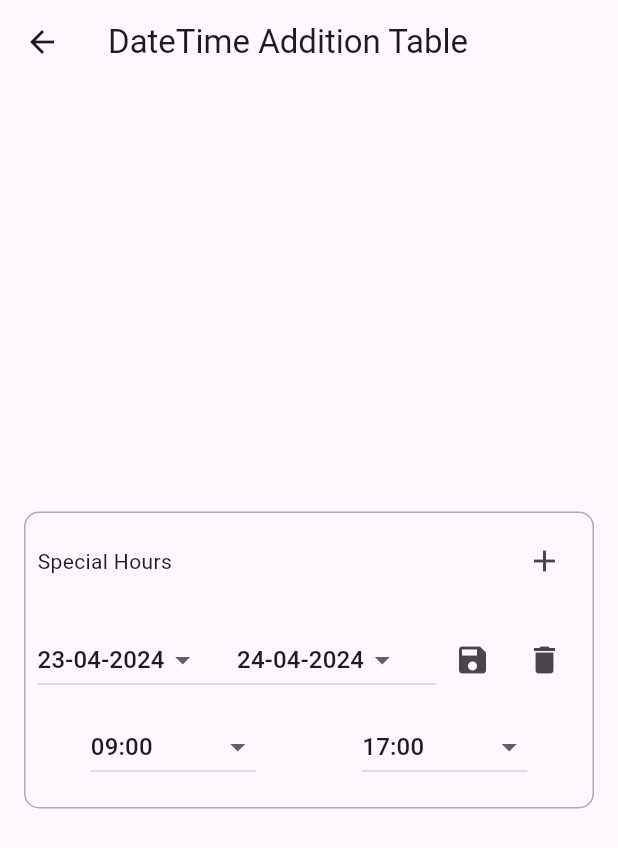
After one commit to Idanmal8/animation_repo_flutter, a Flutter app: the DateTimeAdditionTableScreen screen opened directly, after a tap on the "add" icon, after a tap on the "save" icon, after a tap on the "edit" icon, on a phone screen of 412 x 824 dp. The commit adds this screen. Shown: the top 848 px of the screen. Run offline on Flutter 3.47's test engine with Material 3 defaults, Android fonts, the light colour scheme and no system bars; our stand-ins replace flutter_card_swiper.

Commit message:
added datetime mixin practice

```diff
--- a/animation_samples/lib/app.dart
+++ b/animation_samples/lib/app.dart
@@ -57,6 +57,14 @@ class MyApp extends StatelessWidget {
                           controller.navigateEnumDesignsScreen(context),
                         },
                       ),
+                    ),
+                    Card(
+                      child: ListTile(
+                        title: const Text('date time table'),
+                        onTap: () => {
+                          controller.navigateDateTimeTableScreen(context),
+                        },
+                      ),
                     )
                   ],
                 ),
--- a/animation_samples/lib/controller/home_screen_controller.dart
+++ b/animation_samples/lib/controller/home_screen_controller.dart
@@ -1,3 +1,4 @@
+import 'package:animation_samples/date_time_addition_table/date_time_addition_table.dart';
 import 'package:animation_samples/enum_designs/enum_design.dart';
 import 'package:animation_samples/half_circle_fill_precentege_screen/half_screen_precentege_fill_screen.dart';
 import 'package:animation_samples/scale_square_animation/scale_square_animation_screen.dart';
@@ -29,5 +30,11 @@ class HomeScreenController extends ChangeNotifier {
           builder: (context) => const EnumDesigns()),
     );
   }
+  Future<void> navigateDateTimeTableScreen(BuildContext context) async {
+    await Navigator.of(context).push(
+      MaterialPageRoute(
+          builder: (context) => const DateTimeAdditionTableScreen()),
+    );
+  }
 
 }
--- /dev/null
+++ b/animation_samples/lib/date_time_addition_table/controller/date_time_addition_table_controller.dart
@@ -0,0 +1,123 @@
+import 'package:animation_samples/date_time_addition_table/util/date_time_mixin.dart';
+import 'package:animation_samples/model/special_hours.dart';
+import 'package:intl/intl.dart';
+import 'package:flutter/material.dart';
+
+class DateTimeAdditionTableController extends ChangeNotifier with DateTimeForm {
+  final List<SpecialHours> _specialHours = [];
+  int _incrementId = 0;
+  bool _isLoading = false;
+  String _selectedFromDate = '-';
+  String _selectedToDate = '-';
+  String _selectedFromTime = '-';
+  String _selectedToTime = '-';
+
+  bool get isLoading => _isLoading;
+  List<SpecialHours> get specialHours => _specialHours;
+  String get selectedFromDate => _selectedFromDate;
+  String get selectedToDate => _selectedToDate;
+  String get selectedFromTime => _selectedFromTime;
+  String get selectedToTime => _selectedToTime;
+
+  set selectedFromDate(String value) {
+    _selectedFromDate = value;
+    notifyListeners();
+  }
+
+  set selectedToDate(String value) {
+    _selectedToDate = value;
+    notifyListeners();
+  }
+
+  set selectedFromTime(String value) {
+    _selectedFromTime = value;
+    notifyListeners();
+  }
+
+  set selectedToTime(String value) {
+    _selectedToTime = value;
+    notifyListeners();
+  }
+
+  void addSpecialHours() {
+    _isLoading = true;
+    notifyListeners();
+
+    SpecialHours newSpecialHours = SpecialHours(
+      id: _incrementId++,
+      fromDate: DateFormat('dd-MM-yyyy').format(DateTime.now()),
+      toDate: DateFormat('dd-MM-yyyy').format(DateTime.now()
+          .add(const Duration(days: 1))), // Example of adding a day
+      fromTime: '09:00', // Placeholder for actual time logic
+      toTime: '17:00', // Placeholder for actual time logic
+      isEditable: true,
+    );
+    _specialHours.add(newSpecialHours);
+
+    _isLoading = false;
+    notifyListeners();
+  }
+
+  void removeSpecialHours(SpecialHours specialHours) {
+    _isLoading = true;
+    notifyListeners();
+
+    _specialHours.remove(specialHours);
+
+    _isLoading = false;
+    notifyListeners();
+  }
+
+  void makeSpecialHourEditable(SpecialHours specialHours) {
+    _isLoading = true;
+    notifyListeners();
+
+    specialHours.isEditable = true;
+
+    _isLoading = false;
+    notifyListeners();
+  }
+
+  void saveSpecialHour(SpecialHours specialHours) {
+    _isLoading = true;
+    notifyListeners();
+
+    specialHours.fromDate = _selectedFromDate == '-' ? specialHours.fromDate : _selectedFromDate;
+    specialHours.toDate = _selectedToDate == '-' ? specialHours.toDate : _selectedToDate;
+    specialHours.fromTime = _selectedFromTime == '-' ? specialHours.fromTime : _selectedFromTime;
+    specialHours.toTime = _selectedToTime == '-' ? specialHours.toTime : _selectedToTime;
+    specialHours.isEditable = false;
+
+    resetSpecialHourVariables();
+
+    _isLoading = false;
+    notifyListeners();
+  }
+
+  void resetSpecialHourVariables() {
+    _isLoading = true;
+    notifyListeners();
+
+    _selectedFromDate = '-';
+    _selectedToDate = '-';
+    _selectedFromTime = '-';
+    _selectedToTime = '-';
+
+    _isLoading = false;
+    notifyListeners();
+  }
+
+  void makeAllOtherSpecialHoursNotEditable(SpecialHours specialHours) {
+    _isLoading = true;
+    notifyListeners();
+
+    for (SpecialHours sh in _specialHours) {
+      if (sh.id != specialHours.id) {
+        sh.isEditable = false;
+      }
+    }
+
+    _isLoading = false;
+    notifyListeners();
+  }
+}
--- /dev/null
+++ b/animation_samples/lib/date_time_addition_table/date_time_addition_table.dart
@@ -0,0 +1,220 @@
+import 'package:animation_samples/date_time_addition_table/controller/date_time_addition_table_controller.dart';
+import 'package:animation_samples/model/special_hours.dart';
+import 'package:flutter/material.dart';
+import 'package:intl/intl.dart';
+import 'package:provider/provider.dart';
+
+class DateTimeAdditionTableScreen extends StatelessWidget {
+  const DateTimeAdditionTableScreen({super.key});
+
+  @override
+  Widget build(BuildContext context) {
+    return ChangeNotifierProvider<DateTimeAdditionTableController>(
+      create: (context) => DateTimeAdditionTableController(),
+      child: Builder(
+        builder: (context) {
+          return Scaffold(
+            appBar: AppBar(
+              title: const Text('DateTime Addition Table'),
+            ),
+            body: Consumer<DateTimeAdditionTableController>(
+                builder: (context, controller, _) {
+              return Center(
+                child: Padding(
+                  padding: const EdgeInsets.symmetric(horizontal: 16.0),
+                  child: Container(
+                    decoration: BoxDecoration(
+                      border: Border.all(
+                          color: const Color.fromARGB(255, 172, 172, 172)),
+                      borderRadius: BorderRadius.circular(10),
+                    ),
+                    child: Padding(
+                        padding: const EdgeInsets.all(8.0),
+                        child: Column(
+                          mainAxisSize: MainAxisSize.min,
+                          children: [
+                            Row(
+                              mainAxisAlignment: MainAxisAlignment.spaceBetween,
+                              children: [
+                                const Text('Special Hours'),
+                                IconButton(
+                                    onPressed: () =>
+                                        controller.addSpecialHours(),
+                                    icon: const Icon(Icons.add)),
+                              ],
+                            ),
+                            const SizedBox(height: 10),
+                            ...controller.specialHours.map((specialHours) {
+                              return Padding(
+                                padding:
+                                    const EdgeInsets.symmetric(vertical: 8.0),
+                                child: specialHours.isEditable
+                                    ? FormDateTimeWidget(
+                                        controller: controller,
+                                        specialHours: specialHours)
+                                    : DisplayNonEditableRows(
+                                        controller: controller,
+                                        specialHours: specialHours),
+                              );
+                            }).toList(),
+                          ],
+                        )),
+                  ),
+                ),
+              );
+            }),
+          );
+        },
+      ),
+    );
+  }
+}
+
+class DisplayNonEditableRows extends StatelessWidget {
+  final SpecialHours specialHours;
+  final DateTimeAdditionTableController controller;
+  const DisplayNonEditableRows({
+    required this.controller,
+    required this.specialHours,
+    super.key,
+  });
+
+  @override
+  Widget build(BuildContext context) {
+    return Row(
+      mainAxisAlignment: MainAxisAlignment.spaceAround,
+      children: [
+        Text(specialHours.fromDate),
+        Text(specialHours.toDate),
+        Text(specialHours.fromTime),
+        Text(specialHours.toTime),
+        IconButton(
+            onPressed: () {
+              controller.makeAllOtherSpecialHoursNotEditable(
+                  specialHours); // Implement this method in your controller to handle the editing of the special hours
+              controller.makeSpecialHourEditable(
+                  specialHours); // Implement this method in your controller to handle the editing of the special hours
+            },
+            icon: const Icon(Icons.edit)),
+        IconButton(
+            onPressed: () => controller.removeSpecialHours(specialHours),
+            icon: const Icon(Icons.delete)),
+      ],
+    );
+  }
+}
+
+class FormDateTimeWidget extends StatelessWidget {
+  final DateTimeAdditionTableController controller;
+  final SpecialHours specialHours;
+  const FormDateTimeWidget({
+    required this.controller,
+    required this.specialHours,
+    super.key,
+  });
+
+  @override
+  Widget build(BuildContext context) {
+    return Column(
+      mainAxisSize: MainAxisSize.min,
+      children: [
+        Row(
+          children: [
+            Expanded(
+              child: DropdownButton<String>(
+                value: controller.selectedFromDate == '-'
+                    ? specialHours.fromDate
+                    : controller
+                        .selectedFromDate, // Ensure this is never null when dropdown renders
+                hint: const Text('Select Date'),
+                onChanged: (newValue) {
+                  controller.selectedFromDate = newValue ??
+                      DateFormat('dd-MM-yyyy')
+                          .format(DateTime.now()); // Default value if null
+                },
+                items: controller
+                    .generateDate()
+                    .map<DropdownMenuItem<String>>((String value) {
+                  return DropdownMenuItem<String>(
+                    value: value,
+                    child: Text(value),
+                  );
+                }).toList(),
+              ),
+            ),
+            Expanded(
+              child: DropdownButton<String>(
+                value: controller.selectedToDate == '-'
+                    ? specialHours.toDate
+                    : controller
+                        .selectedToDate, // Ensure this is never null when dropdown renders
+                hint: const Text('Select Date'),
+                onChanged: (newValue) {
+                  controller.selectedToDate = newValue ??
+                      DateFormat('yyyy-MM-dd').format(DateTime.now());
+                },
+                items: controller
+                    .generateDate()
+                    .map<DropdownMenuItem<String>>((String value) {
+                  return DropdownMenuItem<String>(
+                    value: value,
+                    child: Text(value),
+                  );
+                }).toList(),
+              ),
+            ),
+            IconButton(
+                onPressed: () {
+                  controller.saveSpecialHour(
+                      specialHours); // Implement this method in your controller to handle the saving of changes
+                },
+                icon: const Icon(Icons.save)),
+            IconButton(
+                onPressed: () => controller.removeSpecialHours(specialHours),
+                icon: const Icon(Icons.delete)),
+          ],
+        ),
+        const SizedBox(height: 10),
+        Row(
+          mainAxisAlignment: MainAxisAlignment.spaceAround,
+          children: [
+            DropdownButton<String>(
+              value: controller.selectedFromTime == '-'
+                  ? specialHours.fromTime
+                  : controller.selectedFromTime,
+              hint: const Text('Select Time'),
+              onChanged: (newValue) {
+                controller.selectedFromTime = newValue ?? '';
+              },
+              items: controller
+                  .generateTime()
+                  .map<DropdownMenuItem<String>>((String value) {
+                return DropdownMenuItem<String>(
+                  value: value,
+                  child: Text(value),
+                );
+              }).toList(),
+            ),
+            DropdownButton<String>(
+              value: controller.selectedToTime == '-'
+                  ? specialHours.toTime
+                  : controller.selectedToTime,
+              hint: const Text('Select Time'),
+              onChanged: (newValue) {
+                controller.selectedToTime = newValue ?? '';
+              },
+              items: controller
+                  .generateTime()
+                  .map<DropdownMenuItem<String>>((String value) {
+                return DropdownMenuItem<String>(
+                  value: value,
+                  child: Text(value),
+                );
+              }).toList(),
+            ),
+          ],
+        )
+      ],
+    );
+  }
+}
--- /dev/null
+++ b/animation_samples/lib/date_time_addition_table/util/date_time_mixin.dart
@@ -0,0 +1,30 @@
+import 'package:intl/intl.dart';
+
+mixin DateTimeForm {
+//create a for loop that generate time of 15 minutes interval
+  List<String> generateTime() {
+    List<String> time = [];
+    for (int i = 0; i < 24; i++) {
+      for (int j = 0; j < 60; j += 15) {
+        time.add(
+            '${i.toString().padLeft(2, '0')}:${j.toString().padLeft(2, '0')}');
+      }
+    }
+    String closeTime = 'Close';
+    time.add(closeTime);
+    return time;
+  }
+
+  //create a for loop that generate dates with 15 days starting from today
+  // Assuming you're using 'yyyy-MM-dd' format in your initial values
+  List<String> generateDate() {
+    List<String> date = [];
+    DateTime today = DateTime.now();
+    for (int i = 0; i < 15; i++) {
+      DateTime newDate = today.add(Duration(days: i));
+      date.add(DateFormat('dd-MM-yyyy')
+          .format(newDate)); // Use the same format as in your controller
+    }
+    return date;
+  }
+}
--- /dev/null
+++ b/animation_samples/lib/model/special_hours.dart
@@ -0,0 +1,85 @@
+import 'dart:convert';
+
+class SpecialHours {
+  final int id;
+  String fromDate;
+  String toDate;
+  String fromTime;
+  String toTime;
+  bool isEditable = false;
+
+  SpecialHours({
+    required this.id,
+    required this.fromDate,
+    required this.toDate,
+    required this.fromTime,
+    required this.toTime,
+    this.isEditable = false,
+  });
+
+  SpecialHours copyWith({
+    int? id,
+    String? fromDate,
+    String? toDate,
+    String? fromTime,
+    String? toTime,
+  }) {
+    return SpecialHours(
+      id: id ?? this.id,
+      fromDate: fromDate ?? this.fromDate,
+      toDate: toDate ?? this.toDate,
+      fromTime: fromTime ?? this.fromTime,
+      toTime: toTime ?? this.toTime,
+    );
+  }
+
+  Map<String, dynamic> toMap() {
+    return <String, dynamic>{
+      'id': id,
+      'fromDate': fromDate,
+      'toDate': toDate,
+      'fromTime': fromTime,
+      'toTime': toTime,
+    };
+  }
+
+  factory SpecialHours.fromMap(Map<String, dynamic> map) {
+    return SpecialHours(
+      id: map['id'] as int,
+      fromDate: map['fromDate'] as String,
+      toDate: map['toDate'] as String,
+      fromTime: map['fromTime'] as String,
+      toTime: map['toTime'] as String,
+    );
+  }
+
+  String toJson() => json.encode(toMap());
+
+  factory SpecialHours.fromJson(String source) =>
+      SpecialHours.fromMap(json.decode(source) as Map<String, dynamic>);
+
+  @override
+  String toString() {
+    return 'SpecialHours(id: $id, fromDate: $fromDate, toDate: $toDate, fromTime: $fromTime, toTime: $toTime)';
+  }
+
+  @override
+  bool operator ==(covariant SpecialHours other) {
+    if (identical(this, other)) return true;
+
+    return other.id == id &&
+        other.fromDate == fromDate &&
+        other.toDate == toDate &&
+        other.fromTime == fromTime &&
+        other.toTime == toTime;
+  }
+
+  @override
+  int get hashCode {
+    return id.hashCode ^
+        fromDate.hashCode ^
+        toDate.hashCode ^
+        fromTime.hashCode ^
+        toTime.hashCode;
+  }
+}
--- a/animation_samples/pubspec.yaml
+++ b/animation_samples/pubspec.yaml
@@ -37,6 +37,7 @@ dependencies:
   cupertino_icons: ^1.0.2
   provider: ^6.1.1
   flutter_card_swiper: ^7.0.0
+  intl: ^0.19.0
 
 dev_dependencies:
   flutter_test:
```
Also changed, not shown: animation_samples/pubspec.lock.
